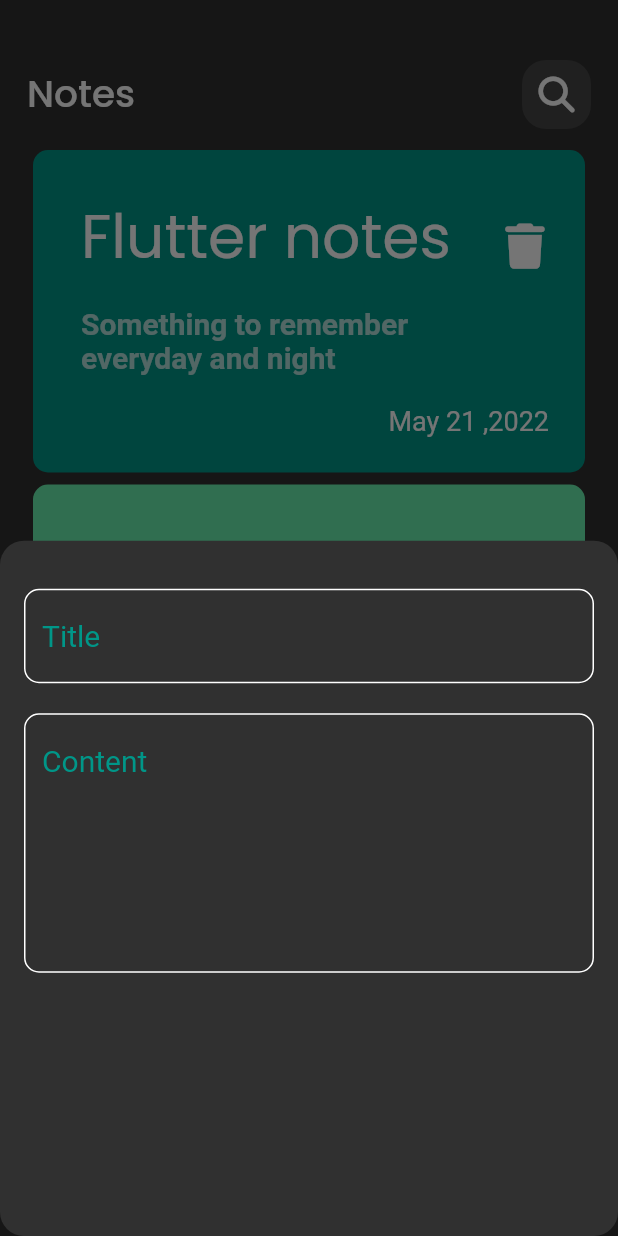
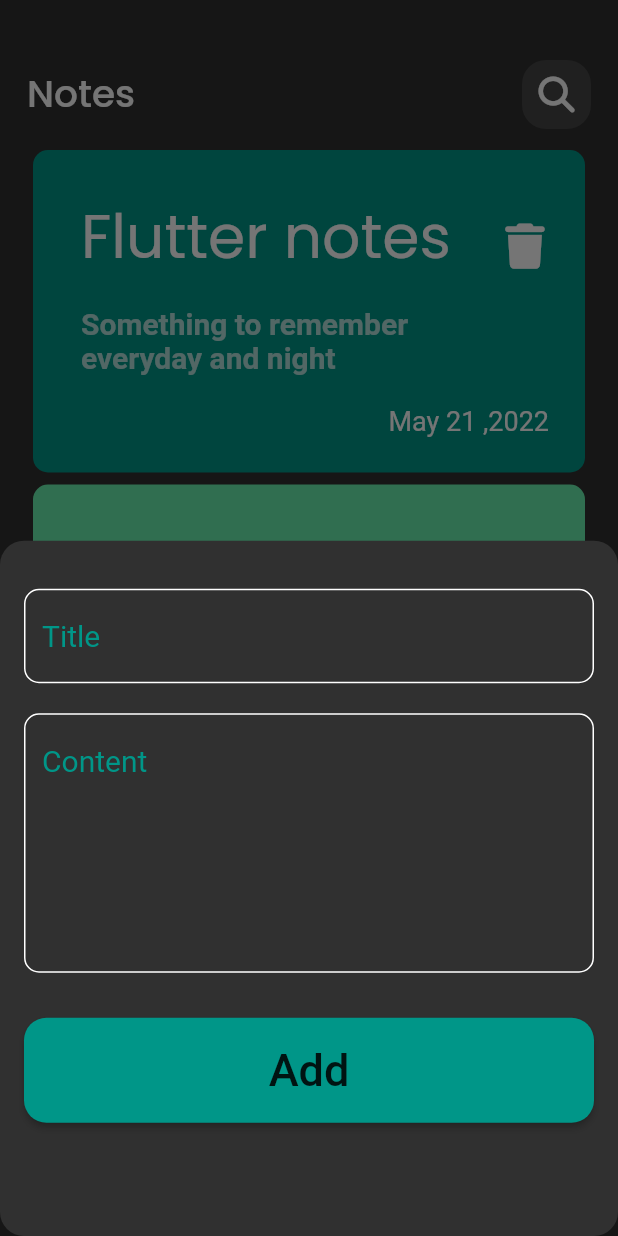
Before and after one commit to alyAly12/note_app, a Flutter app: the screen it shows after launch, after a tap on an icon or button, on a phone screen of 412 x 824 dp. Run offline on Flutter 3.47's test engine with Material 2 defaults, Android fonts, the phone set to English and light mode, and no system bars; our stand-ins replace font_awesome_flutter, google_fonts; Roboto replaces fonts that are missing (Alike).

Commit message:
adding editing screen and button

```diff
--- a/lib/component/add_note_sheet.dart
+++ b/lib/component/add_note_sheet.dart
@@ -1,5 +1,7 @@
 import 'package:flutter/material.dart';
 import 'package:note_app/component/custom_text_field.dart';
+
+import 'custom_button.dart';
 
 class AddNoteBottomSheet extends StatelessWidget {
   const AddNoteBottomSheet({Key? key}) : super(key: key);
@@ -9,11 +11,13 @@ class AddNoteBottomSheet extends StatelessWidget {
     return Padding(
       padding: const EdgeInsets.symmetric(horizontal: 16.0),
       child: Column(
-        children:const [
-          SizedBox(height: 32,),
-          CustomTextField(hintText:'Title' ,maxLines: 1,),
-          SizedBox(height: 20,),
-          CustomTextField(hintText: 'Content', maxLines:7)
+        children: [
+          const SizedBox(height: 32,),
+          const CustomTextField(hintText:'Title' ,maxLines: 1,),
+          const SizedBox(height: 20,),
+          const CustomTextField(hintText: 'Content', maxLines:7),
+          const SizedBox(height: 30,),
+          CustomButton(title: 'Add', onPress: (){})
         ],
       ),
     );
--- a/lib/component/custom_appbar.dart
+++ b/lib/component/custom_appbar.dart
@@ -1,24 +1,25 @@
 import 'package:flutter/material.dart';
-import 'package:font_awesome_flutter/font_awesome_flutter.dart';
 import 'package:google_fonts/google_fonts.dart';
 
 class CustomAppBar extends StatelessWidget {
-  const CustomAppBar({Key? key}) : super(key: key);
-
+  const CustomAppBar({Key? key, required this.title, required this.icon, required this.onTap}) : super(key: key);
+final String title;
+final IconData icon;
+final VoidCallback onTap;
   @override
   Widget build(BuildContext context) {
     return Row(
       mainAxisAlignment: MainAxisAlignment.spaceBetween,
       children: [
         Text(
-          'Notes',
+          title,
           style: GoogleFonts.poppins(
               fontSize: 25,
               fontWeight: FontWeight.w500
           ),
         ),
         GestureDetector(
-          onTap: (){},
+          onTap: onTap,
           child: Container(
             height: 46,
             width: 46,
@@ -26,8 +27,8 @@ class CustomAppBar extends StatelessWidget {
               color: Colors.white.withOpacity(.1),
               borderRadius: BorderRadius.all(Radius.circular(16)),
             ),
-            child: const Center(
-              child: Icon(FontAwesomeIcons.magnifyingGlass),
+            child:  Center(
+              child: Icon(icon),
             ),
           ),
         )
--- /dev/null
+++ b/lib/component/custom_button.dart
@@ -0,0 +1,31 @@
+import 'package:flutter/material.dart';
+import 'package:google_fonts/google_fonts.dart';
+
+class CustomButton extends StatelessWidget {
+   CustomButton({Key? key, required this.title, required this.onPress}) : super(key: key);
+final String title;
+ VoidCallback? onPress;
+  @override
+  Widget build(BuildContext context) {
+    return SizedBox(
+      height: 70,
+      width:MediaQuery.of(context).size.width ,
+      child: ElevatedButton(
+        style: ElevatedButton.styleFrom(
+          backgroundColor: Colors.teal,
+          shape: RoundedRectangleBorder(
+            borderRadius: BorderRadius.circular(15)
+          )
+        ),
+          onPressed: onPress,
+          child: Text(
+              title,
+          style: GoogleFonts.alike(
+            fontSize: 30,
+            color: Colors.black87
+          ),
+          )
+      ),
+    );
+  }
+}
--- a/lib/component/note_item.dart
+++ b/lib/component/note_item.dart
@@ -1,6 +1,7 @@
 import 'package:flutter/material.dart';
 import 'package:font_awesome_flutter/font_awesome_flutter.dart';
 import 'package:google_fonts/google_fonts.dart';
+import 'package:note_app/views/edit_view.dart';
 
 class NoteItem extends StatelessWidget {
   final Color color;
@@ -8,7 +9,11 @@ class NoteItem extends StatelessWidget {
 
   @override
   Widget build(BuildContext context) {
-    return Container(
+    return GestureDetector(
+      onTap: (){
+        Navigator.pushNamed(context, EditView.id);
+      },
+      child: Container(
         padding: const EdgeInsets.only(top: 24,bottom: 24,left: 16),
         decoration: BoxDecoration(
           color:color,
@@ -49,6 +54,7 @@ class NoteItem extends StatelessWidget {
             )
           ],
         ),
+      ),
     );
   }
 }
--- a/lib/main.dart
+++ b/lib/main.dart
@@ -1,4 +1,5 @@
 import 'package:flutter/material.dart';
+import 'package:note_app/views/edit_view.dart';
 import 'package:note_app/views/home_view.dart';
 
 void main() {
@@ -19,7 +20,8 @@ class NoteApp extends StatelessWidget {
       ),
       initialRoute: HomeView.id,
       routes: {
-        HomeView.id:(context)=>const HomeView()
+        HomeView.id:(context)=>const HomeView(),
+        EditView.id:(context)=>const EditView()
       },
     );
   }
--- a/lib/views/home_view.dart
+++ b/lib/views/home_view.dart
@@ -14,9 +14,9 @@ static String id='homeView';
       body: Padding(
         padding: const EdgeInsets.symmetric(horizontal: 18.0,vertical: 40),
         child: Column(
-          children: const [
-            CustomAppBar(),
-            Expanded(child: NotesListView())
+          children:  [
+            CustomAppBar(title: 'Notes', icon: FontAwesomeIcons.magnifyingGlass, onTap: (){}),
+            const Expanded(child: NotesListView())
           ],
         ),
       ),
```
Also changed, not shown: lib/component/edit_view_body.dart (added, +26 -0 lines), lib/views/edit_view.dart (added, +15 -0 lines). Lines whose indentation alone changed are shown as unchanged.
